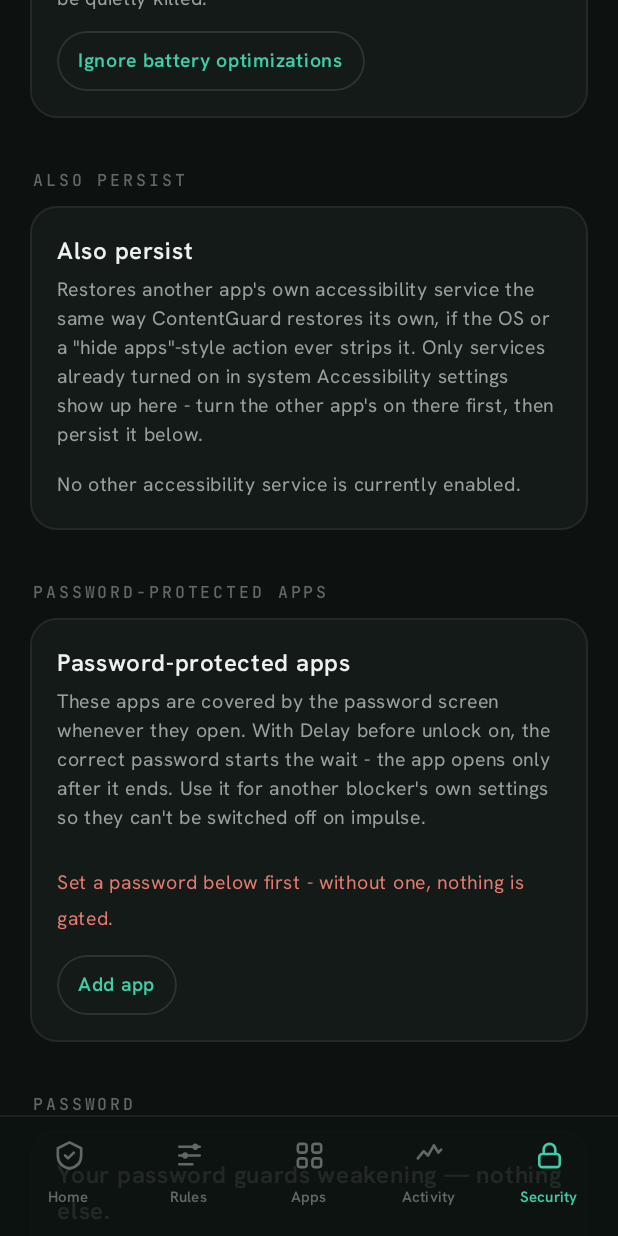
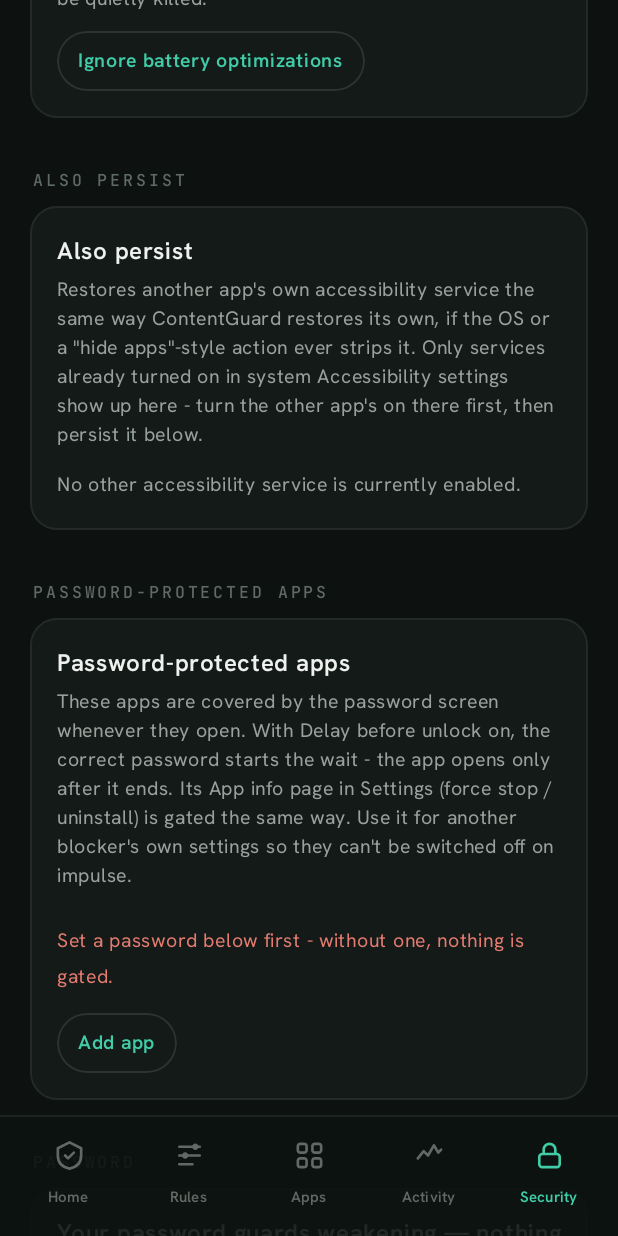
Before and after one commit to yl1nbjaww6741-Org/guard, an Android app built with Jetpack Compose: the screen it shows after launch (SettingsActivity), item 5 of the bottom bar chosen, scrolled down 576 dp, on a phone screen of 412 x 824 dp. Run offline under Robolectric (Android 15) with nearby library versions, the phone set to English and light mode, and no system bars.

Commit message:
Android: also gate a password-protected app's App info / battery page
Matches the guarded apps' labels against the Settings screen title (and the
ColorOS battery page's content), so the app can't be force-stopped, disabled
or uninstalled from Settings instead of opened.

Co-Authored-By: Claude Opus 5.5 <noreply@anthropic.com>
Claude-Session: https://claude.ai/code/session_01FZSeup4rMA4xWuuu9PZvyH

```diff
--- a/app/src/main/kotlin/com/contentguard/app/ui/tabs/SecurityTab.kt
+++ b/app/src/main/kotlin/com/contentguard/app/ui/tabs/SecurityTab.kt
@@ -486,7 +486,8 @@ private fun PasswordProtectedAppsCard(prefs: PrefsRepository, applyOrChallenge:
         CGHint(
             "These apps are covered by the password screen whenever they open. With Delay before " +
                 "unlock on, the correct password starts the wait - the app opens only after it " +
-                "ends. Use it for another blocker's own settings so they can't be switched off on impulse.",
+                "ends. Its App info page in Settings (force stop / uninstall) is gated the same way. " +
+                "Use it for another blocker's own settings so they can't be switched off on impulse.",
         )
         Column(modifier = Modifier.padding(top = 12.dp), verticalArrangement = Arrangement.spacedBy(10.dp)) {
             guarded.sorted().forEach { pkg ->
```
Also changed, not shown: app/src/main/kotlin/com/contentguard/app/service/ContentGuardService.kt (+20 -2 lines).
